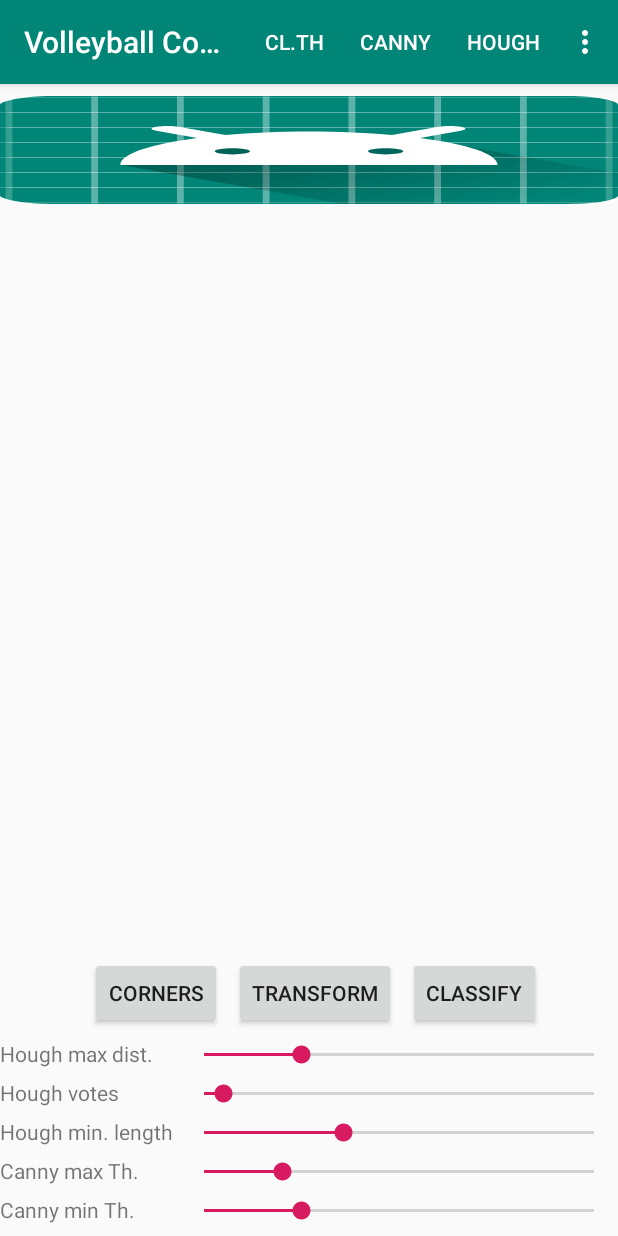
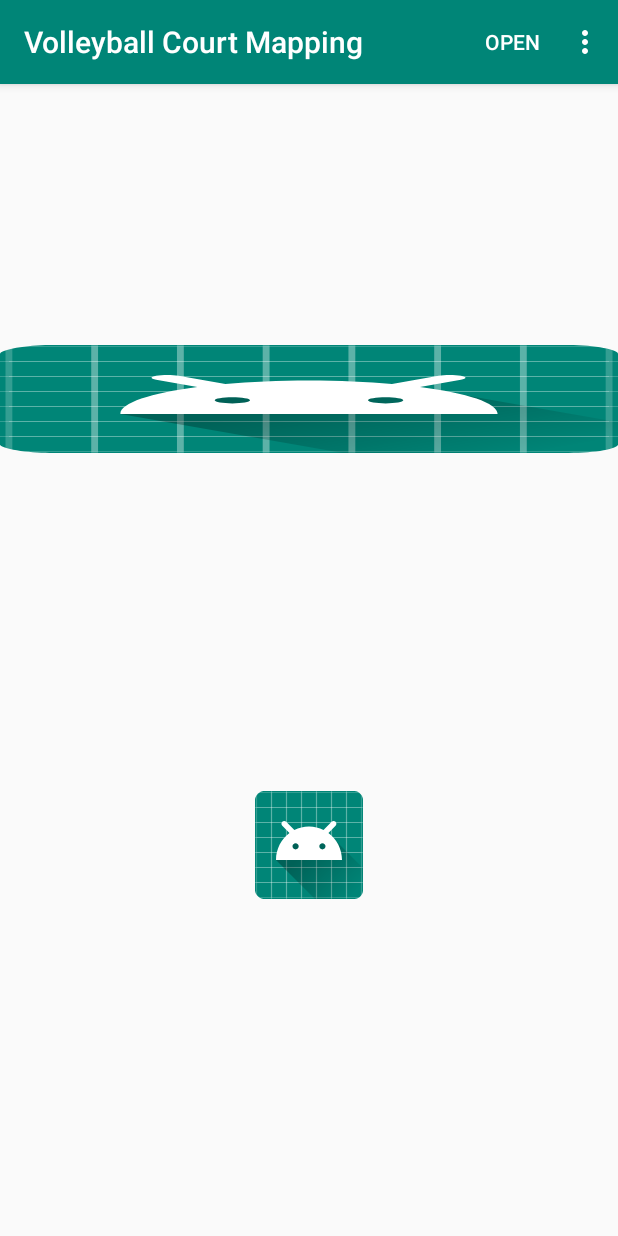
Before and after one commit to TheSmike/VolleyCourt-mapping, an Android app: the screen it shows after launch (DebugActivity before the commit, MainActivity after it), on a phone screen of 412 x 824 dp. Run offline under Robolectric (Android 15) with nearby library versions, the phone set to English and light mode, and no system bars; libraries missing offline, so code that uses them is left out: org.tensorflow.contrib; plain views replace ColorPickerView; pictures from the network do not load; 3 statements that could not run were skipped.

Commit message:
MainActivity

```diff
--- a/app/src/main/AndroidManifest.xml
+++ b/app/src/main/AndroidManifest.xml
@@ -9,7 +9,7 @@
         android:roundIcon="@mipmap/ic_launcher_round"
         android:supportsRtl="true"
         android:theme="@style/AppTheme">
-        <activity android:name=".DebugActivity"
+        <activity android:name=".MainActivity"
             android:screenOrientation="portrait">
             <intent-filter>
                 <action android:name="android.intent.action.MAIN" />
@@ -17,6 +17,9 @@
                 <category android:name="android.intent.category.LAUNCHER" />
             </intent-filter>
         </activity>
+        <activity android:name=".DebugActivity"
+            android:screenOrientation="portrait">
+        </activity>
     </application>
 
     <uses-permission android:name="android.permission.WRITE_EXTERNAL_STORAGE"/>
--- a/app/src/main/java/it/scarpentim/volleycourtmapping/DebugActivity.java
+++ b/app/src/main/java/it/scarpentim/volleycourtmapping/DebugActivity.java
@@ -7,7 +7,6 @@ import android.content.SharedPreferences;
 import android.graphics.Bitmap;
 import android.net.Uri;
 import android.os.AsyncTask;
-import android.support.v7.app.AppCompatActivity;
 import android.os.Bundle;
 import android.util.Log;
 import android.view.Menu;
@@ -35,15 +34,9 @@ import java.util.List;
 import it.scarpentim.volleycourtmapping.classification.Classifier;
 import it.scarpentim.volleycourtmapping.classification.ClassifierFactory;
 import it.scarpentim.volleycourtmapping.exception.AppException;
+import it.scarpentim.volleycourtmapping.image.ImageSupport;
 
-public class DebugActivity extends AppCompatActivity {
-
-    private static final String TAG = "volleyCourt";
-
-    private static final int SELECT_PICTURE = 1;
-    public static final String LAST_IMAGE = "LAST_IMAGE";
-
-    private String selectedImagePath;
+public class DebugActivity extends VolleyAbstractActivity {
 
     private ImageSupport imageSupport = null;
     VolleySeekBarHandler seekBarHandler;
@@ -51,10 +44,8 @@ public class DebugActivity extends AppCompatActivity {
 
     private Mat sampledImage = null;
     private Mat drawedImage;
-    private SharedPreferences sharedPref;
     private boolean isPerspectiveApplied = false;
 
-    Classifier classifier;
     private List<Point> corners = null;
 
 
@@ -70,7 +61,7 @@ public class DebugActivity extends AppCompatActivity {
     @Override
     protected void onCreate(Bundle savedInstanceState) {
         super.onCreate(savedInstanceState);
-        setContentView(R.layout.activity_main);
+        setContentView(R.layout.activity_debug);
         seekBarHandler = new VolleySeekBarHandler(this);
         sharedPref = this.getPreferences(Context.MODE_PRIVATE);
         selectedImagePath = sharedPref.getString(LAST_IMAGE, null);
@@ -116,7 +107,7 @@ public class DebugActivity extends AppCompatActivity {
 
     @Override
     public boolean onCreateOptionsMenu(Menu menu) {
-        getMenuInflater().inflate(R.menu.mymenu, menu);
+        getMenuInflater().inflate(R.menu.debugmenu, menu);
         return true;
     }
 
@@ -198,6 +189,7 @@ public class DebugActivity extends AppCompatActivity {
         }
     }
 
+    @Override
     public void showImage() {
         if (!checkImageLoaded()) return;
         Bitmap bitmap;
--- a/app/src/main/java/it/scarpentim/volleycourtmapping/OnVolleyTouchHandler.java
+++ b/app/src/main/java/it/scarpentim/volleycourtmapping/OnVolleyTouchHandler.java
@@ -15,10 +15,10 @@ class OnVolleyTouchHandler implements View.OnTouchListener {
 
     private Mat image = null;
     List<Point> mCorners;
-    private DebugActivity activity;
+    private VolleyAbstractActivity activity;
     private boolean enable = false;
 
-    public OnVolleyTouchHandler(DebugActivity activity) {
+    public OnVolleyTouchHandler(VolleyAbstractActivity activity) {
         this.activity = activity;
         mCorners = new ArrayList<>();
     }
--- /dev/null
+++ b/app/src/main/java/it/scarpentim/volleycourtmapping/VolleyAbstractActivity.java
@@ -0,0 +1,29 @@
+package it.scarpentim.volleycourtmapping;
+
+import android.content.SharedPreferences;
+import android.support.v7.app.AppCompatActivity;
+import android.util.Log;
+
+import org.opencv.android.BaseLoaderCallback;
+import org.opencv.android.LoaderCallbackInterface;
+import org.opencv.android.OpenCVLoader;
+import org.opencv.core.Mat;
+
+import it.scarpentim.volleycourtmapping.classification.Classifier;
+
+public abstract class VolleyAbstractActivity extends AppCompatActivity {
+
+    protected static final String LAST_IMAGE = "LAST_IMAGE";
+    protected static final String TAG = "volleyCourt";
+    protected static final int SELECT_PICTURE = 1;
+    protected SharedPreferences sharedPref;
+    protected String selectedImagePath;
+
+    protected Classifier classifier;
+
+    public abstract void showImage();
+
+    public abstract void showImage(Mat image);
+
+
+}
--- a/app/src/main/java/it/scarpentim/volleycourtmapping/VolleySeekBarHandler.java
+++ b/app/src/main/java/it/scarpentim/volleycourtmapping/VolleySeekBarHandler.java
@@ -20,11 +20,11 @@ public class VolleySeekBarHandler implements SeekBar.OnSeekBarChangeListener {
     private int houghMinlength;
     private int houghMaxDistance;
 
-    private DebugActivity activity;
+    private VolleyAbstractActivity activity;
     private SharedPreferences sharedPref;
     SharedPreferences.Editor editor;
 
-    public VolleySeekBarHandler(DebugActivity activity) {
+    public VolleySeekBarHandler(VolleyAbstractActivity activity) {
         this.activity = activity;
         SeekBar minSeek, maxSeek, houghVotesSeek, houghMinLengthSeek, houghMaxDistanceSeek;
 
--- a/app/src/main/res/layout/activity_main.xml
+++ b/app/src/main/res/layout/activity_main.xml
@@ -4,161 +4,32 @@
     xmlns:tools="http://schemas.android.com/tools"
     android:layout_width="match_parent"
     android:layout_height="match_parent"
-    tools:context=".DebugActivity">
+    tools:context=".MainActivity">
 
     <ImageView
         android:id="@+id/ivPreview"
         android:layout_width="match_parent"
         android:layout_height="wrap_content"
         android:layout_marginTop="8dp"
+        android:layout_marginBottom="8dp"
         android:contentDescription="@string/image_preview"
         android:scaleType="fitXY"
         android:src="@mipmap/ic_launcher"
-        app:layout_constraintTop_toTopOf="parent" />
+        app:layout_constraintBottom_toBottomOf="parent"
+        app:layout_constraintTop_toTopOf="parent"
+        app:layout_constraintVertical_bias="0.244"
+        tools:layout_editor_absoluteX="0dp" />
 
-    <TextView
-        android:id="@+id/tv_MaxThreshCanny"
-        android:layout_width="wrap_content"
-        android:layout_height="wrap_content"
-        android:layout_marginBottom="8dp"
-        android:text="Canny max Th."
-        app:layout_constraintBottom_toTopOf="@+id/seekBar_MinThreshCanny"
-        app:layout_constraintLeft_toLeftOf="parent" />
-
-    <SeekBar
-        android:id="@+id/seekBar_MaxThreshCanny"
+    <ImageView
+        android:id="@+id/ivSelector"
         android:layout_width="match_parent"
         android:layout_height="wrap_content"
-        android:layout_marginLeft="120dp"
+
+        android:src="@mipmap/ic_launcher"
+        android:layout_marginTop="8dp"
         android:layout_marginBottom="8dp"
-        android:max="400"
-        android:progress="80"
-        app:layout_constraintBottom_toTopOf="@+id/seekBar_MinThreshCanny" />
-
-    <TextView
-        android:id="@+id/tv_MinThreshCanny"
-        android:layout_width="wrap_content"
-        android:layout_height="wrap_content"
-        android:layout_marginBottom="8dp"
-        android:text="Canny min Th."
         app:layout_constraintBottom_toBottomOf="parent"
-        app:layout_constraintLeft_toLeftOf="parent" />
-
-    <SeekBar
-        android:id="@+id/seekBar_MinThreshCanny"
-        android:layout_width="match_parent"
-        android:layout_height="wrap_content"
-        android:layout_marginLeft="120dp"
-        android:layout_marginBottom="8dp"
-        android:max="400"
-        android:progress="100"
-        app:layout_constraintBottom_toBottomOf="parent" />
-
-
-    <TextView
-        android:id="@+id/tv_HoughMinLength"
-        android:layout_width="wrap_content"
-        android:layout_height="wrap_content"
-        android:layout_marginBottom="8dp"
-        android:text="Hough min. length"
-        app:layout_constraintBottom_toTopOf="@+id/seekBar_MaxThreshCanny"
-        app:layout_constraintLeft_toLeftOf="parent" />
-
-    <SeekBar
-        android:id="@+id/seekBar_HoughMinLength"
-        android:layout_width="match_parent"
-        android:layout_height="wrap_content"
-        android:layout_marginLeft="120dp"
-        android:layout_marginBottom="8dp"
-        android:max="350"
-        android:progress="125"
-        app:layout_constraintBottom_toTopOf="@+id/seekBar_MaxThreshCanny" />
-
-    <TextView
-        android:id="@+id/tv_HoughVotes"
-        android:layout_width="wrap_content"
-        android:layout_height="wrap_content"
-        android:layout_marginBottom="8dp"
-        android:text="Hough votes"
-        app:layout_constraintBottom_toTopOf="@+id/seekBar_HoughMinLength"
-        app:layout_constraintLeft_toLeftOf="parent" />
-
-    <SeekBar
-        android:id="@+id/seekBar_HoughVotes"
-        android:layout_width="match_parent"
-        android:layout_height="wrap_content"
-        android:layout_marginLeft="120dp"
-        android:layout_marginBottom="8dp"
-        android:max="100"
-        android:progress="5"
-        app:layout_constraintBottom_toTopOf="@+id/seekBar_HoughMinLength" />
-
-    <TextView
-        android:id="@+id/tv_HoughMaxDistance"
-        android:layout_width="wrap_content"
-        android:layout_height="wrap_content"
-        android:layout_marginBottom="8dp"
-        android:text="Hough max dist."
-        app:layout_constraintBottom_toTopOf="@+id/seekBar_HoughVotes"
-        app:layout_constraintLeft_toLeftOf="parent" />
-
-    <SeekBar
-        android:id="@+id/seekBar_HoughMaxDistance"
-        android:layout_width="match_parent"
-        android:layout_height="wrap_content"
-        android:layout_marginLeft="120dp"
-        android:layout_marginBottom="8dp"
-        android:max="100"
-        android:progress="25"
-        app:layout_constraintBottom_toTopOf="@+id/seekBar_HoughVotes" />
-
-    <Button
-        android:id="@+id/btn_corners"
-        android:layout_width="wrap_content"
-        android:layout_height="wrap_content"
-        android:layout_marginEnd="8dp"
-        android:layout_marginBottom="8dp"
-        android:onClick="findCorners"
-        android:text="Corners"
-        app:layout_constraintBottom_toTopOf="@+id/seekBar_HoughMaxDistance"
-        app:layout_constraintEnd_toStartOf="@+id/btn_transform" />
-
-    <Button
-        android:id="@+id/btn_transform"
-        android:layout_width="wrap_content"
-        android:layout_height="wrap_content"
-        android:layout_marginStart="8dp"
-        android:layout_marginBottom="8dp"
-        android:onClick="transformImage"
-        android:text="@string/transform"
-        app:layout_constraintBottom_toTopOf="@+id/seekBar_HoughMaxDistance"
-        app:layout_constraintEnd_toEndOf="parent"
-        app:layout_constraintStart_toStartOf="parent" />
-
-    <Button
-        android:id="@+id/btn_classify"
-        android:layout_width="wrap_content"
-        android:layout_height="wrap_content"
-        android:layout_marginStart="8dp"
-        android:layout_marginBottom="8dp"
-        android:onClick="classifyImage"
-        android:text="Classify"
-        app:layout_constraintBottom_toTopOf="@+id/seekBar_HoughMaxDistance"
-        app:layout_constraintStart_toEndOf="@+id/btn_transform" />
-
-    <!--<com.skydoves.colorpickerpreference.ColorPickerView-->
-        <!--android:id="@+id/colorPickerView"-->
-        <!--android:layout_width="300dp"-->
-        <!--android:layout_height="300dp"-->
-        <!--android:layout_marginStart="8dp"-->
-        <!--android:layout_marginTop="8dp"-->
-        <!--android:layout_marginEnd="8dp"-->
-        <!--app:layout_constraintBottom_toTopOf="@+id/btn_transform"-->
-        <!--app:layout_constraintEnd_toEndOf="parent"-->
-        <!--app:layout_constraintStart_toStartOf="parent"-->
-        <!--app:layout_constraintTop_toBottomOf="@+id/ivPreview"-->
-        <!--app:palette="@drawable/palette"-->
-        <!--app:selector="@drawable/wheel" />-->
-
+        app:layout_constraintTop_toBottomOf="@+id/ivPreview"
+        tools:layout_editor_absoluteX="0dp" />
 
 </android.support.constraint.ConstraintLayout>
--- /dev/null
+++ b/app/src/main/res/menu/appmenu.xml
@@ -0,0 +1,20 @@
+<?xml version="1.0" encoding="utf-8"?>
+<menu xmlns:app="http://schemas.android.com/apk/res-auto"
+    xmlns:android="http://schemas.android.com/apk/res/android">
+
+
+    <item android:title="@string/action_OpenGallery"
+        android:id="@+id/action_openGallery"
+        android:orderInCategory="100"
+        android:titleCondensed="open"
+        app:showAsAction="ifRoom"
+        android:enabled="true" />
+
+    <item android:title="@string/debug_mode"
+        android:id="@+id/debug_mode"
+        android:orderInCategory="900"
+        app:showAsAction="never"
+        android:enabled="true" />
+
+
+</menu>
--- a/app/src/main/res/values/strings.xml
+++ b/app/src/main/res/values/strings.xml
@@ -10,4 +10,6 @@
     <string name="cancel">annulla</string>
     <string name="action_color_slicing">color Slicing</string>
     <string name="action_resetImage">clear all</string>
+    <string name="add_image">Add image</string>
+    <string name="debug_mode">debug mode</string>
 </resources>
```
Also changed, not shown: app/src/main/java/it/scarpentim/volleycourtmapping/MainActivity.java (added, +134 -0 lines), app/src/main/java/it/scarpentim/volleycourtmapping/image/ImageSupport.java (renamed from app/src/main/java/it/scarpentim/volleycourtmapping/ImageSupport.java, +38 -3 lines), app/src/main/res/layout/activity_debug.xml (added, +164 -0 lines), app/src/main/res/menu/debugmenu.xml (renamed from app/src/main/res/menu/mymenu.xml).
